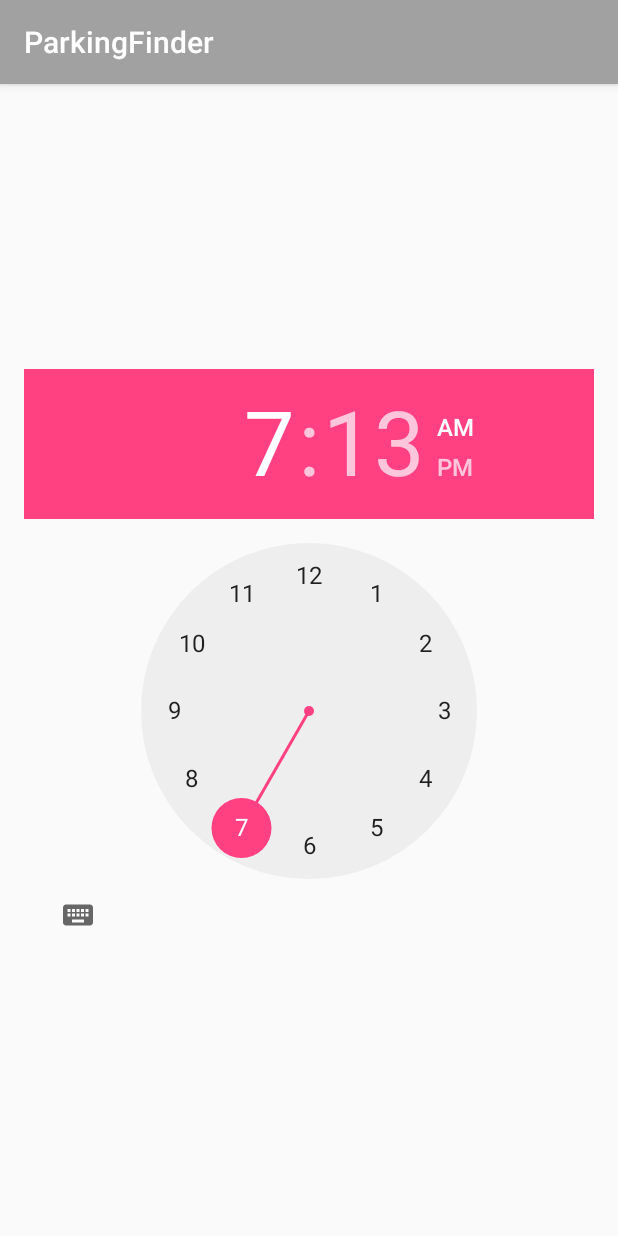
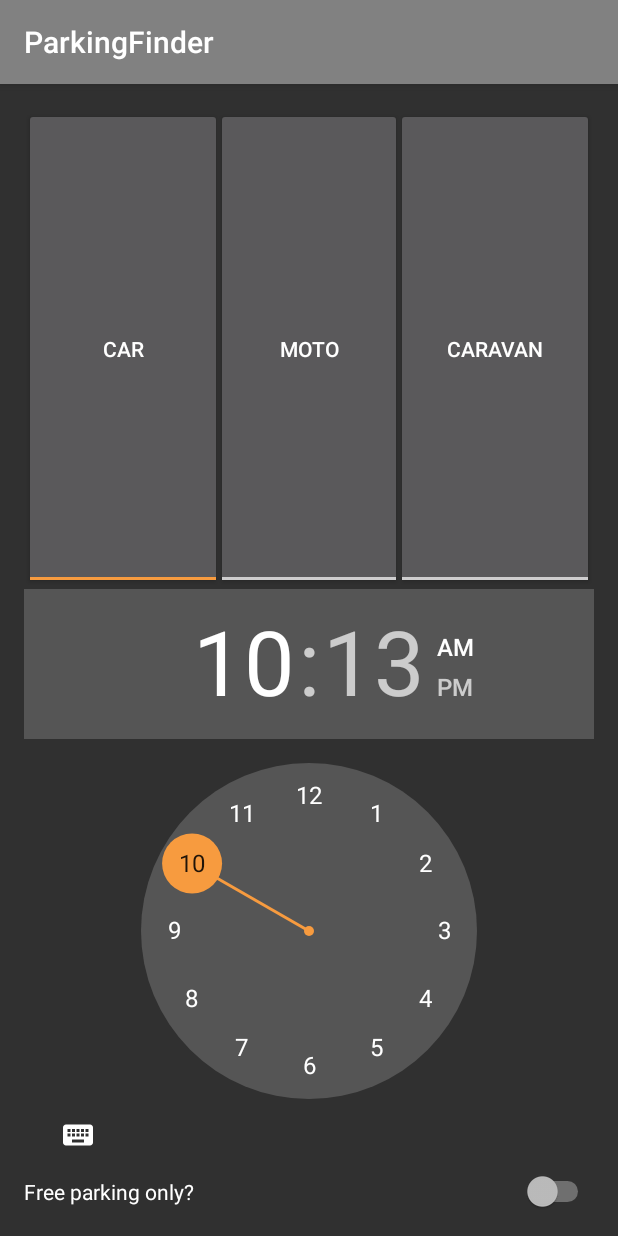
Before and after one commit to joppichristian/ParkingFinder, an Android app: the screen it shows after launch (filter), on a phone screen of 412 x 824 dp. Run offline under Robolectric (Android 15) with nearby library versions, the phone set to English and light mode, and no system bars.

Commit message:
First activity test

```diff
--- a/app/src/main/AndroidManifest.xml
+++ b/app/src/main/AndroidManifest.xml
@@ -14,7 +14,6 @@
             android:theme="@style/AppTheme.NoActionBar">
             <intent-filter>
                 <action android:name="android.intent.action.MAIN" />
-
                 <category android:name="android.intent.category.LAUNCHER" />
             </intent-filter>
         </activity>
--- a/app/src/main/java/joppi/pier/parkingfinder/filter.java
+++ b/app/src/main/java/joppi/pier/parkingfinder/filter.java
@@ -1,7 +1,11 @@
 package joppi.pier.parkingfinder;
 
+import android.os.Bundle;
 import android.support.v7.app.AppCompatActivity;
-import android.os.Bundle;
+import android.text.format.DateFormat;
+import android.widget.TimePicker;
+
+import java.util.Calendar;
 
 public class filter extends AppCompatActivity {
 
@@ -9,5 +13,9 @@ public class filter extends AppCompatActivity {
     protected void onCreate(Bundle savedInstanceState) {
         super.onCreate(savedInstanceState);
         setContentView(R.layout.activity_filter);
+
+        TimePicker timePicker = (TimePicker) findViewById(R.id.timePicker);
+        timePicker.setIs24HourView(DateFormat.is24HourFormat(this));
+        timePicker.setCurrentHour(Calendar.getInstance().get(Calendar.HOUR_OF_DAY));
     }
 }
--- a/app/src/main/java/joppi/pier/parkingfinder/splashActivity.java
+++ b/app/src/main/java/joppi/pier/parkingfinder/splashActivity.java
@@ -9,21 +9,23 @@ import android.support.v7.app.AppCompatActivity;
 import android.support.v7.widget.Toolbar;
 import android.view.View;
 
-public class splashActivity extends AppCompatActivity {
+public class splashActivity extends AppCompatActivity
+{
 
-
-
-    private static int SPLASH_TIME_OUT = 3000;
+	private static int SPLASH_TIME_OUT = 1500;
 
 	@Override
-    protected void onCreate(Bundle savedInstanceState) {
+	protected void onCreate(Bundle savedInstanceState)
+	{
 		super.onCreate(savedInstanceState);
 		setContentView(R.layout.activity_splash);
 
-        new Handler().postDelayed(new Runnable() {
+		new Handler().postDelayed(new Runnable()
+		{
 
 			@Override
-            public void run() {
+			public void run()
+			{
 				// This method will be executed once the timer is over
 				// Start your app main activity
 				Intent i = new Intent(splashActivity.this, filter.class);
--- a/app/src/main/res/layout/activity_filter.xml
+++ b/app/src/main/res/layout/activity_filter.xml
@@ -9,12 +9,74 @@
     android:paddingTop="@dimen/activity_vertical_margin"
     tools:context="joppi.pier.parkingfinder.filter">
 
-    <TimePicker
-        android:layout_width="wrap_content"
-        android:layout_height="wrap_content"
-        android:id="@+id/timePicker"
-        android:layout_centerVertical="true"
-        android:layout_alignParentLeft="true"
-        android:layout_alignParentStart="true" />
+    <LinearLayout
+        android:orientation="vertical"
+        android:layout_width="match_parent"
+        android:layout_height="match_parent">
+
+        <LinearLayout
+            android:orientation="horizontal"
+            android:layout_width="fill_parent"
+            android:layout_height="fill_parent"
+            android:layout_alignParentTop="true"
+            android:layout_above="@+id/timePicker"
+            android:layoutMode="opticalBounds"
+            android:layout_centerHorizontal="true"
+            android:layout_alignParentLeft="true"
+            android:layout_alignParentBottom="false"
+            android:layout_alignParentRight="true"
+            android:layout_alignRight="@+id/timePicker"
+            android:layout_alignLeft="@+id/timePicker"
+            android:layout_weight="2">
+
+            <ToggleButton
+                android:layout_width="fill_parent"
+                android:layout_height="fill_parent"
+                android:id="@+id/toggleButton"
+                android:textOn="CAR"
+                android:textOff="CAR"
+                android:layout_below="@+id/toggleButton2"
+                android:layout_alignLeft="@+id/toggleButton3"
+                android:layout_weight="1"
+                android:checked="true" />
+
+            <ToggleButton
+                android:layout_width="fill_parent"
+                android:layout_height="fill_parent"
+                android:id="@+id/toggleButton2"
+                android:textOn="MOTO"
+                android:textOff="MOTO"
+                android:layout_centerVertical="true"
+                android:layout_alignParentLeft="true"
+                android:layout_alignParentStart="true"
+                android:layout_weight="1"
+                android:layout_marginLeft="4dp"
+                android:layout_marginRight="4dp" />
+
+            <ToggleButton
+                android:layout_width="fill_parent"
+                android:layout_height="fill_parent"
+                android:id="@+id/toggleButton3"
+                android:textOn="CARAVAN"
+                android:textOff="CARAVAN"
+                android:layout_alignBottom="@+id/timePicker"
+                android:layout_alignParentRight="true"
+                android:layout_alignParentEnd="true"
+                android:layout_weight="1" />
+
+        </LinearLayout>
+
+        <TimePicker
+            android:layout_width="fill_parent"
+            android:layout_height="wrap_content"
+            android:id="@+id/timePicker" />
+
+        <Switch
+            android:layout_width="fill_parent"
+            android:layout_height="wrap_content"
+            android:text="Free parking only?"
+            android:id="@+id/switch1" />
+
+    </LinearLayout>
 
 </RelativeLayout>
--- a/app/src/main/res/values/colors.xml
+++ b/app/src/main/res/values/colors.xml
@@ -1,6 +1,6 @@
 <?xml version="1.0" encoding="utf-8"?>
 <resources>
-    <color name="colorPrimary">#A1A1A1</color>
+    <color name="colorPrimary">#818181</color>
     <color name="colorPrimaryDark">#616161</color>
-    <color name="colorAccent">#FF4081</color>
+    <color name="colorAccent">#F79B3F</color>
 </resources>
--- a/app/src/main/res/values/styles.xml
+++ b/app/src/main/res/values/styles.xml
@@ -1,7 +1,7 @@
 <resources>
 
     <!-- Base application theme. -->
-    <style name="AppTheme" parent="Theme.AppCompat.Light.DarkActionBar">
+    <style name="AppTheme" parent="Theme.AppCompat">
         <!-- Customize your theme here. -->
         <item name="colorPrimary">@color/colorPrimary</item>
         <item name="colorPrimaryDark">@color/colorPrimaryDark</item>
@@ -10,7 +10,7 @@
 
     <style name="AppTheme.NoActionBar">
         <item name="windowActionBar">false</item>
-        <item name="windowNoTitle">true</item>
+        <item name="windowNoTitle">false</item>
     </style>
 
     <style name="AppTheme.AppBarOverlay" parent="ThemeOverlay.AppCompat.Dark.ActionBar" />
```
Lines whose indentation alone changed are shown as unchanged.
